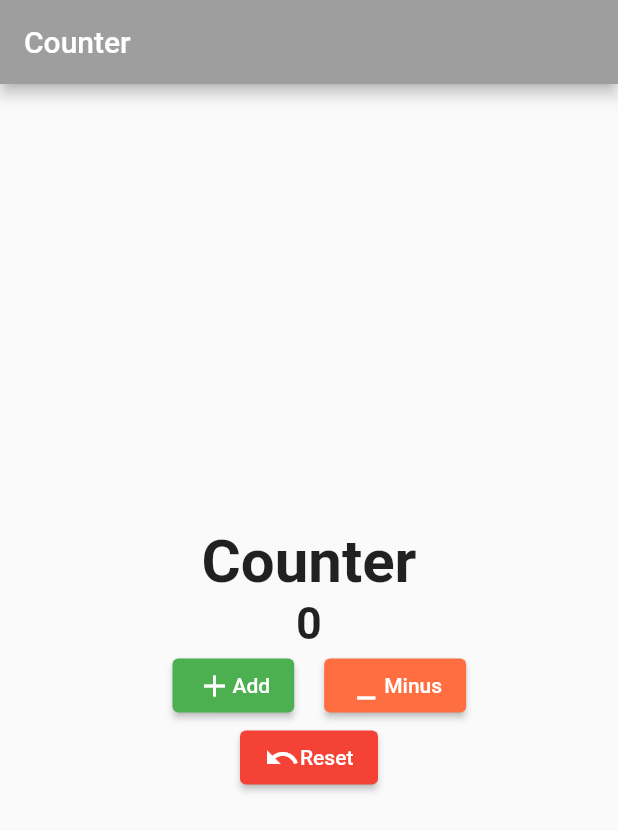
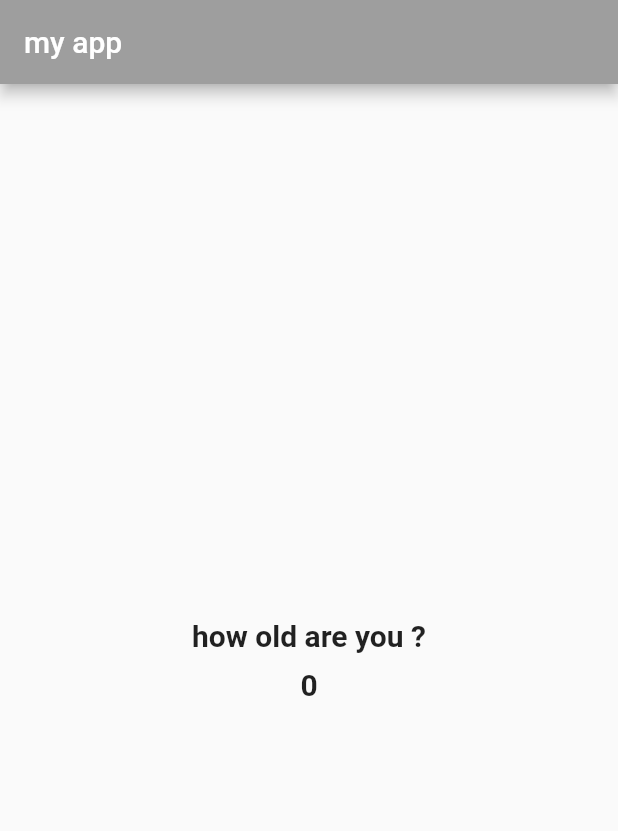
Before and after one commit to SuperZeno/clickable_test_project, a Flutter app: the screen it shows after launch, on a phone screen of 412 x 824 dp. Shown: the top 831 px of the screen. Run offline on Flutter 3.47's test engine with Material 2 defaults, Android fonts, the phone set to English and light mode, and no system bars.

Commit message:
Initial commit

```diff
--- a/lib/main.dart
+++ b/lib/main.dart
@@ -1,3 +1,5 @@
+import 'dart:math';
+
 import 'package:flutter/material.dart';
 import 'package:flutter/cupertino.dart';
 
@@ -13,84 +15,59 @@ class Facebook extends StatefulWidget {
 }
 
 class _FacebookState extends State<Facebook> {
-  int num = 0;
+  var _listOfQ = [
+    'how old are you ?',
+    'what is ur name ?',
+    'what is ur job ?',
+    'what is ur fav color ?'
+  ];
+  int _num1=0;
+  int _num = 0;
+  void randomNum(){
+
+    setState(() {
+      _num1=Random().nextInt(6)+1;
+
+    });  }
+  void list() {
+    setState(() {
+      _num = Random().nextInt(4);
+    });
+  }
+
   @override
   Widget build(BuildContext context) {
     return MaterialApp(
       home: Scaffold(
         appBar: AppBar(
           backgroundColor: Colors.grey,
-            title: Text('Counter'),
+          title: Text('my app'),
         ),
-          body: Column(
+        body: Center(
+          child: Column(
             mainAxisAlignment: MainAxisAlignment.center,
-            children: [
-              Text(
-                'Counter',
-                style: TextStyle(fontSize: 40, fontWeight: FontWeight.bold),
-              ),
-              Text(
-                '$num',
-                style: TextStyle(fontWeight: FontWeight.bold, fontSize: 30),
-              ),
-              Row(
-                crossAxisAlignment: CrossAxisAlignment.center,
-                children: [
-                  Padding(
-                    padding: const EdgeInsets.only(left: 115),
-                    child: ElevatedButton(
-                        onPressed: () {
-                          setState(() {
-                            num++;
-                          });
+            children:[
+              InkWell(
+                onTap: () {
+                  list();
                 },
-                        style: ButtonStyle(
-                            backgroundColor:
-                            MaterialStateProperty.all(Colors.green)),
-                        child: Row(
-                          children: [Icon(Icons.add), Text('Add')],
-                        )),
-                  ),
-                  Padding(
-                    padding: const EdgeInsets.only(left: 20),
-                    child: ElevatedButton(
-                      onPressed: () {
-                        setState(() {
-                          num--;
-                        });
-                      },
-                      style: ButtonStyle(
-                          backgroundColor:
-                          MaterialStateProperty.all(Colors.deepOrangeAccent)),
-                      child: Row(
-                        children: [
-                          Icon(Icons.minimize),
-                          Text('Minus'),
-                        ],
+                child: Text(
+                  _listOfQ[_num].toString(),
+                  style: TextStyle(fontSize: 20, fontWeight: FontWeight.bold),
                 ),
               ),
-                  )
+              SizedBox(height: 10,),
+              InkWell(
+                  onTap: (){
+                    randomNum();
+                  },
+
+                  child: Text(_num1.toString(),style: TextStyle(fontSize: 20,fontWeight: FontWeight.bold),))
             ],
+
           ),
-              ElevatedButton(
-                  onPressed: () {
-                    setState(() {
-                      num = 0;
-                    });
-                  },
-                  style: ButtonStyle(
-                      backgroundColor: MaterialStateProperty.all(Colors.red)),
-                  child: Container(
-                    width: 60,
-                    child: (Row(
-                      children: [
-                        Icon(Icons.undo_sharp),
-                        Text('Reset'),
-                      ],
-                    )),
-                  )),
-            ],
         ),
-        ));
+      ),
+    );
   }
 }
```
Also changed, not shown: 1 other file. Lines whose indentation alone changed are shown as unchanged.
